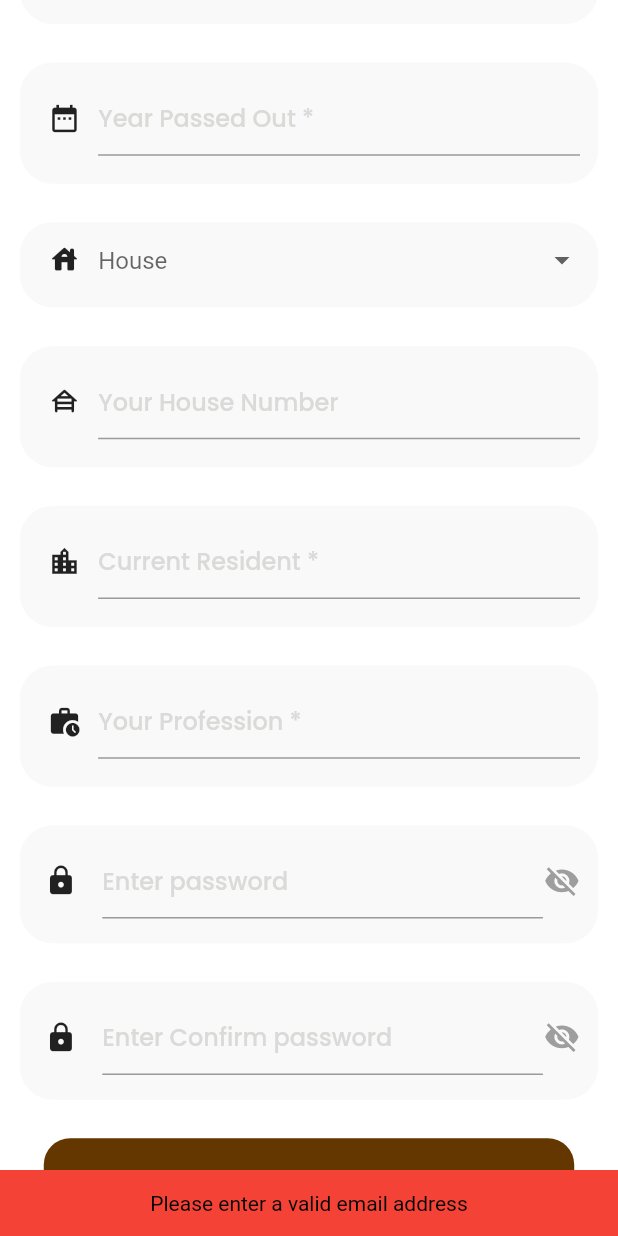
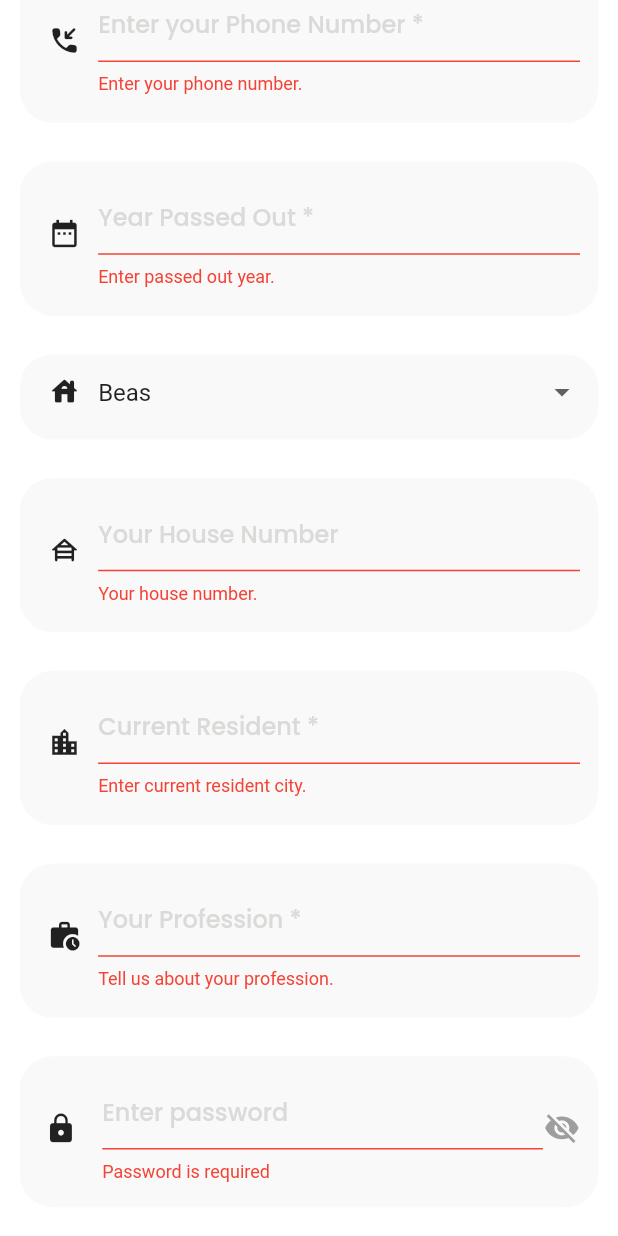
Before and after one commit to Amit12singh/socialApp, a Flutter app: the RegisterScreen screen opened directly, scrolled down 576 dp, after a tap on "Register Account", on a phone screen of 412 x 824 dp. Run offline on Flutter 3.47's test engine with Material 2 defaults, Android fonts, the phone set to English and light mode, and no system bars; our stand-ins replace flutter_chat_types, flutter_chat_ui, flutter_secure_storage, google_fonts, graphql, graphql_flutter and 3 more; accounts and stored records are empty.

Commit message:
registration form validation

```diff
--- a/lib/register.dart
+++ b/lib/register.dart
@@ -21,9 +21,9 @@ class _RegisterScreenState extends State<RegisterScreen> {
   TextEditingController passedOutYearController = TextEditingController();
   TextEditingController professionController = TextEditingController();
   TextEditingController currentCityController = TextEditingController();
-  OutlineInputBorder errorBorder = const OutlineInputBorder(
-    borderSide: BorderSide(color: Colors.red),
-  );
+  // OutlineInputBorder errorBorder = const OutlineInputBorder(
+  //   borderSide: BorderSide(color: Colors.red),
+  // );
 
   final GraphQLService _graphQLService = GraphQLService();
   String? _selectedHouse;
@@ -36,6 +36,13 @@ class _RegisterScreenState extends State<RegisterScreen> {
     String emailPattern = r'^[\w-\.]+@([\w-]+\.)+[\w-]{2,4}$';
     RegExp regex = RegExp(emailPattern);
     return regex.hasMatch(email);
+
+  }
+
+  @override
+  void initState() {
+    super.initState();
+    _selectedHouse = 'Beas';
   }
 
   _create() async {
@@ -52,7 +59,7 @@ class _RegisterScreenState extends State<RegisterScreen> {
         houseNumber: houseNumberController.text,
         passedOutYear: passedOutYearController.text,
         phoneNumber: phoneNumberController.text,
-        profession: phoneNumberController.text);
+        profession: professionController.text);
 
     if (response.success == true) {
       setState(() {
@@ -204,6 +211,12 @@ class _RegisterScreenState extends State<RegisterScreen> {
                                       color: const Color(0xffdadbd8),
                                     ),
                                   ),
+                                  validator: (value) {
+                                    if (value!.isEmpty) {
+                                      return 'Enter your name.';
+                                    }
+                                    return null; // Return null to indicate no validation error.
+                                  },
                                 ),
                               ),
                             ],
@@ -235,6 +248,7 @@ class _RegisterScreenState extends State<RegisterScreen> {
                               Expanded(
                                 child: TextFormField(
                                   controller: emailController,
+                                  keyboardType: TextInputType.emailAddress,
                                   decoration: InputDecoration(
                                     hintText: 'Enter your email address *',
                                     hintStyle: TextStyle(
@@ -247,9 +261,9 @@ class _RegisterScreenState extends State<RegisterScreen> {
                                   ),
                                   validator: (value) {
                                     if (value!.isEmpty) {
-                                      return 'Email is required';
+                                      return 'Enter your email.';
                                     } else if (!isEmailValid(value)) {
-                                      return 'Enter a valid email';
+                                      return 'Invalid email address.';
                                     }
                                     return null;
                                   },
@@ -299,9 +313,19 @@ class _RegisterScreenState extends State<RegisterScreen> {
                                       fontWeight: FontWeight.w500,
                                       height: 1.5 * ffem,
                                       color: const Color(0xffdadbd8),
+
+
                                     ),
                                   ),
                                   keyboardType: TextInputType.number,
+                                  validator: (value) {
+                                    if (value!.isEmpty) {
+                                      return 'Enter your phone number.';
+                                    } else if (value.length != 10) {
+                                      return 'Phone number must be 10 digits long.';
+                                    }
+                                    return null; // Return null to indicate no validation error.
+                                  },
                                 ),
                               ),
                             ],
@@ -347,6 +371,12 @@ class _RegisterScreenState extends State<RegisterScreen> {
                                       color: const Color(0xffdadbd8),
                                     ),
                                   ),
+                                  validator: (value) {
+                                    if (value!.isEmpty) {
+                                      return 'Enter passed out year.';
+                                    }
+                                    return null; // Return null to indicate no validation error.
+                                  },
                                 ),
                               ),
                             ],
@@ -381,6 +411,7 @@ class _RegisterScreenState extends State<RegisterScreen> {
                                   icon: Icon(Icons.arrow_drop_down),
                                   iconSize: 24,
                                   elevation: 16,
+
                                   onChanged: (String? newValue) {
                                     setState(() {
                                       _selectedHouse = newValue;
@@ -404,6 +435,7 @@ class _RegisterScreenState extends State<RegisterScreen> {
                                       color: const Color(0xffdadbd8),
                                     ),
                                   ),
+
                                 ),
                               ),
                             ],
@@ -434,6 +466,7 @@ class _RegisterScreenState extends State<RegisterScreen> {
                               SizedBox(width: 10.5 * fem),
                               Expanded(
                                 child: TextFormField(
+                                  keyboardType: TextInputType.number,
                                   controller: houseNumberController,
                                   decoration: InputDecoration(
                                     hintText: 'Your House Number',
@@ -444,7 +477,14 @@ class _RegisterScreenState extends State<RegisterScreen> {
                                       height: 1.5 * ffem,
                                       color: const Color(0xffdadbd8),
                                     ),
+
                                   ),
+                                  validator: (value) {
+                                    if (value!.isEmpty) {
+                                      return 'Your house number.';
+                                    }
+                                    return null; // Return null to indicate no validation error.
+                                  },
                                 ),
                               ),
                             ],
@@ -486,7 +526,14 @@ class _RegisterScreenState extends State<RegisterScreen> {
                                       color: const Color(0xffdadbd8),
                                     ),
                                   ),
+                                  validator: (value) {
+                                    if (value!.isEmpty) {
+                                      return 'Enter current resident city.';
+                                    }
+                                    return null; // Return null to indicate no validation error.
+                                  },
                                 ),
+
                               ),
                             ],
                           ),
@@ -508,6 +555,7 @@ class _RegisterScreenState extends State<RegisterScreen> {
                         child: Padding(
                           padding: const EdgeInsets.all(5.0),
                           child: Row(
+
                             children: [
                               Icon(
                                 Icons.work_history,
@@ -527,6 +575,15 @@ class _RegisterScreenState extends State<RegisterScreen> {
                                       color: const Color(0xffdadbd8),
                                     ),
                                   ),
+                                  validator: (value) {
+                                    if (value!.isEmpty) {
+                                      return 'Tell us about your profession.';
+                                    }
+                                    return null;
+                                  },
+                                  onSaved: (value) {
+                                    _email = value!;
+                                  },
                                 ),
                               ),
                             ],
@@ -567,8 +624,8 @@ class _RegisterScreenState extends State<RegisterScreen> {
                                       height: 1.5 * ffem,
                                       color: const Color(0xffdadbd8),
                                     ),
-                                    errorBorder: errorBorder,
-                                    focusedErrorBorder: errorBorder,
+                                    // errorBorder: errorBorder,
+                                    // focusedErrorBorder: errorBorder,
                                   ),
                                   validator: (value) {
                                     if (value!.isEmpty) {
@@ -637,8 +694,8 @@ class _RegisterScreenState extends State<RegisterScreen> {
                                       height: 1.5 * ffem,
                                       color: const Color(0xffdadbd8),
                                     ),
-                                    errorBorder: errorBorder,
-                                    focusedErrorBorder: errorBorder,
+                                    // errorBorder: errorBorder,
+                                    // focusedErrorBorder: errorBorder,
                                   ),
                                   validator: (value) {
                                     if (value!.isEmpty) {
@@ -679,7 +736,6 @@ class _RegisterScreenState extends State<RegisterScreen> {
                           String password = passwordController.text;
                           String confirmPassword =
                               confirmPasswordController.text;
-                          String email = emailController.text;
 
                           if (password != confirmPassword) {
                             ScaffoldMessenger.of(context).showSnackBar(
@@ -693,21 +749,11 @@ class _RegisterScreenState extends State<RegisterScreen> {
                               ),
                             );
                           }
-                          if (!isEmailValid(email)) {
-                            ScaffoldMessenger.of(context).showSnackBar(
-                              const SnackBar(
-                                backgroundColor: Colors.red,
-                                content: Text(
-                                  'Please enter a valid email address',
-                                  textAlign: TextAlign.center,
-                                  style: TextStyle(
-                                    color: Colors.black,
-                                  ),
-                                ),
-                              ),
-                            );
-                          } else {
+
+                          else {
+                            if (_formKey.currentState!.validate()) {
                             _create();
+                            }
                           }
                         },
                         shape: RoundedRectangleBorder(
```
